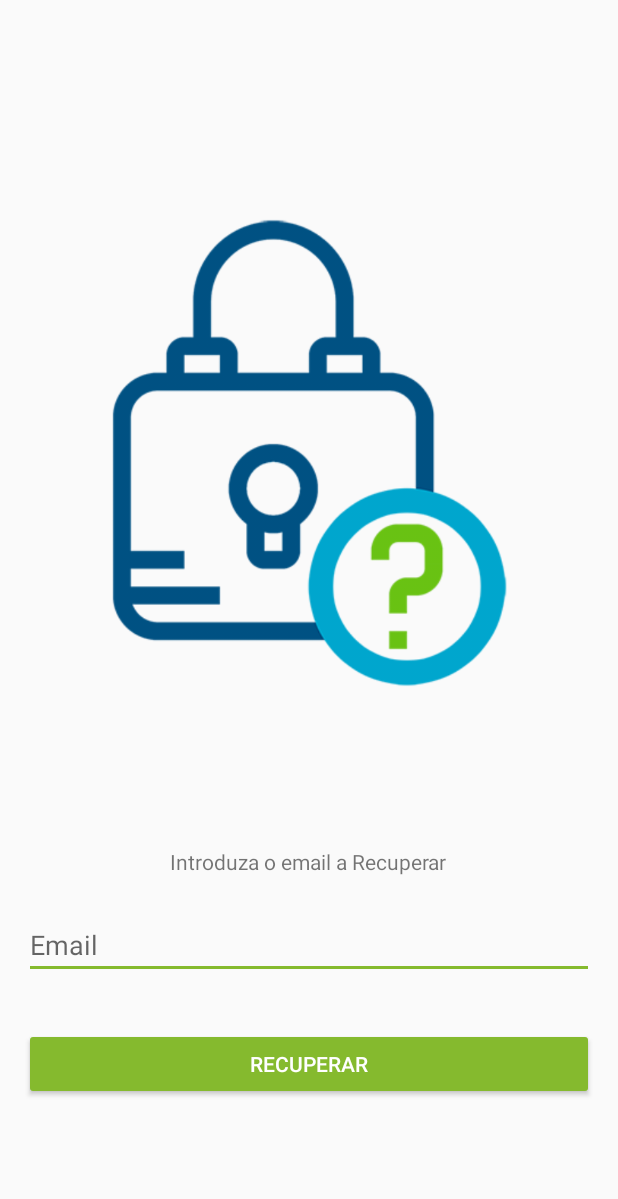
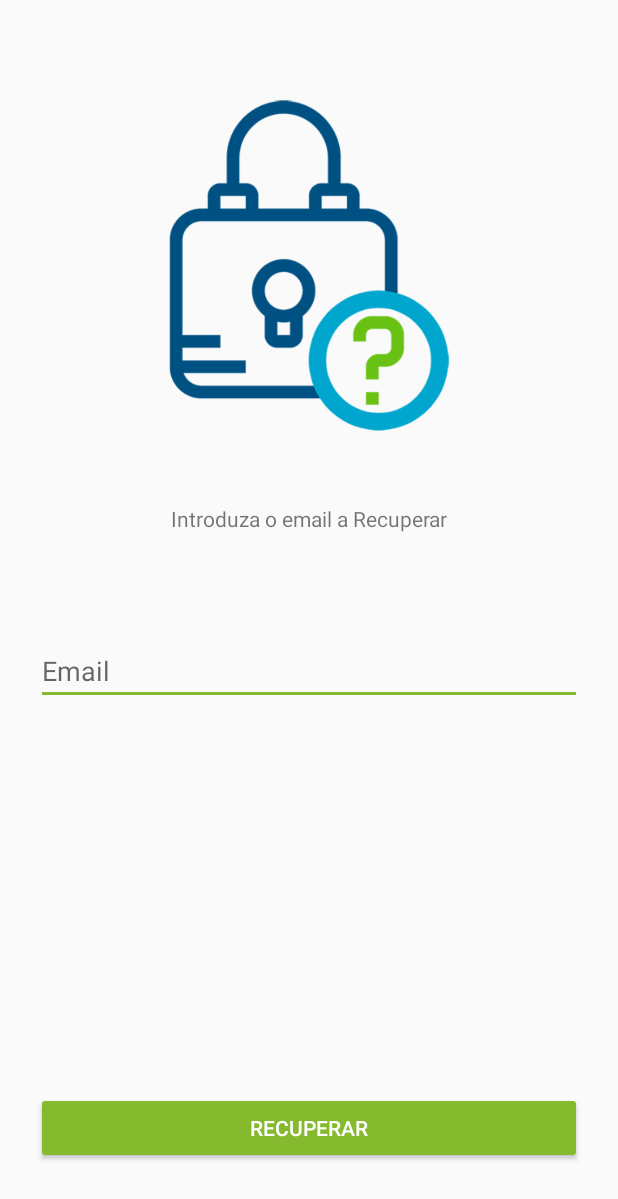
Before and after one commit to NEEC-FCT/NEECAPP, an Android app: the Esqueceu screen opened directly, with no data from a screen before it, on a phone screen of 412 x 824 dp. Shown: the top 1199 px of the screen. Run offline under Robolectric (Android 15) with nearby library versions, the phone set to English and light mode, and no system bars; our stand-ins replace Volley; network calls fail.

Commit message:
Update esqueceu.xml

```diff
--- a/app/src/main/res/layout/esqueceu.xml
+++ b/app/src/main/res/layout/esqueceu.xml
@@ -1,63 +1,62 @@
 <?xml version="1.0" encoding="utf-8"?>
-<RelativeLayout xmlns:android="http://schemas.android.com/apk/res/android"
+<android.support.constraint.ConstraintLayout xmlns:android="http://schemas.android.com/apk/res/android"
     xmlns:app="http://schemas.android.com/apk/res-auto"
     xmlns:tools="http://schemas.android.com/tools"
     android:id="@+id/activity_login"
-    android:layout_height="wrap_content"
-    android:paddingBottom="@dimen/activity_vertical_margin"
+    android:layout_width="match_parent"
+    android:layout_height="match_parent"
     android:paddingLeft="@dimen/activity_horizontal_margin"
+    android:paddingTop="@dimen/activity_vertical_margin"
     android:paddingRight="@dimen/activity_horizontal_margin"
-    android:paddingTop="@dimen/activity_vertical_margin"
 
-    android:layout_width="match_parent">
+    android:paddingBottom="@dimen/activity_vertical_margin">
 
     <TextView
         android:id="@+id/textView6"
         android:layout_width="wrap_content"
         android:layout_height="wrap_content"
-        android:layout_alignParentBottom="true"
-        android:layout_alignParentEnd="true"
-        android:layout_alignParentRight="true"
         android:textSize="18sp"
+        app:layout_constraintBottom_toBottomOf="parent"
+        app:layout_constraintEnd_toEndOf="parent"
+        app:layout_constraintRight_toRightOf="parent"
         tools:ignore="RelativeOverlap" />
-
-    <EditText
-        android:id="@+id/pass2"
-        android:layout_width="match_parent"
-        android:layout_height="wrap_content"
-        android:layout_above="@+id/tvregister"
-        android:layout_alignParentLeft="true"
-        android:layout_alignParentStart="true"
-        android:layout_marginBottom="44dp"
-        android:ems="10"
-        android:hint="Código"
-        android:inputType="text"
-        android:visibility="invisible" />
 
     <ImageView
         android:id="@+id/imageView3"
-        android:layout_width="wrap_content"
-        android:layout_height="wrap_content"
+        android:layout_width="0dp"
+        android:layout_height="270dp"
+        android:layout_marginLeft="16dp"
+        android:layout_marginTop="26dp"
+        android:layout_marginRight="16dp"
         android:contentDescription=""
         android:scaleType="fitCenter"
         android:src="@drawable/cadbia"
+        app:layout_constraintLeft_toLeftOf="parent"
+        app:layout_constraintRight_toRightOf="parent"
+        app:layout_constraintTop_toTopOf="parent"
         app:srcCompat="@drawable/cadbia"
-        tools:ignore="ContentDescription"
-        android:layout_marginBottom="44dp"
-        android:layout_above="@+id/pass2"
-        android:layout_centerHorizontal="true" />
+        tools:ignore="ContentDescription" />
 
     <EditText
         android:id="@+id/email"
         android:layout_width="match_parent"
         android:layout_height="wrap_content"
-        android:layout_alignParentLeft="true"
-        android:layout_alignParentStart="true"
-        android:layout_alignTop="@+id/pass2"
-        android:layout_marginTop="11dp"
+        android:layout_marginStart="8dp"
+        android:layout_marginLeft="8dp"
+        android:layout_marginTop="8dp"
+        android:layout_marginEnd="8dp"
+        android:layout_marginRight="8dp"
+        android:layout_marginBottom="8dp"
         android:ems="10"
         android:hint="Email"
         android:inputType="textPersonName"
+        app:layout_constraintBottom_toTopOf="@+id/tvregister"
+        app:layout_constraintEnd_toEndOf="parent"
+        app:layout_constraintHorizontal_bias="0.25"
+        app:layout_constraintLeft_toLeftOf="parent"
+        app:layout_constraintStart_toStartOf="parent"
+        app:layout_constraintTop_toBottomOf="@+id/textView5"
+        app:layout_constraintVertical_bias="0.196"
         tools:ignore="HardcodedText" />
 
     <Button
@@ -66,19 +65,25 @@
         android:layout_width="match_parent"
         android:layout_height="wrap_content"
 
-        android:layout_above="@+id/textView6"
-        android:layout_alignParentLeft="true"
-        android:layout_alignParentStart="true"
-        android:layout_marginBottom="50dp"
-        android:text="Recuperar" />
+        android:layout_marginStart="8dp"
+        android:layout_marginLeft="8dp"
+        android:layout_marginEnd="8dp"
+        android:layout_marginRight="8dp"
+        android:layout_marginBottom="32dp"
+        android:text="Recuperar"
+        app:layout_constraintBottom_toBottomOf="parent"
+        app:layout_constraintEnd_toEndOf="parent"
+        app:layout_constraintLeft_toLeftOf="parent"
+        app:layout_constraintStart_toStartOf="parent" />
 
     <TextView
         android:id="@+id/textView5"
         android:layout_width="wrap_content"
         android:layout_height="wrap_content"
-        android:layout_above="@+id/pass2"
-        android:layout_centerHorizontal="true"
-        android:layout_marginBottom="12dp"
+        android:layout_marginTop="24dp"
         android:text="Introduza o email a Recuperar"
+        app:layout_constraintLeft_toLeftOf="parent"
+        app:layout_constraintRight_toRightOf="parent"
+        app:layout_constraintTop_toBottomOf="@+id/imageView3"
         tools:text="Introduza o email a Recuperar" />
-</RelativeLayout>
+</android.support.constraint.ConstraintLayout>
```
